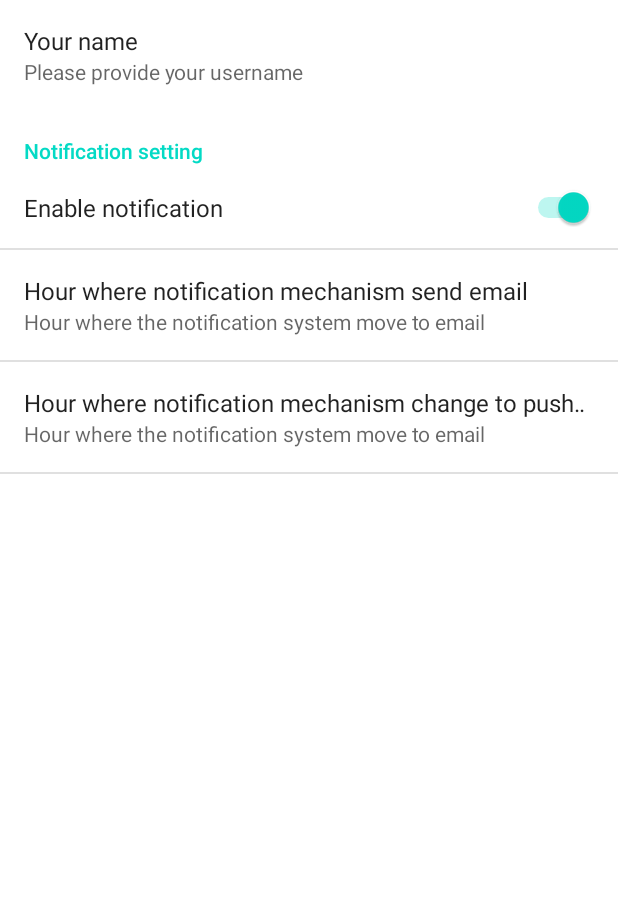
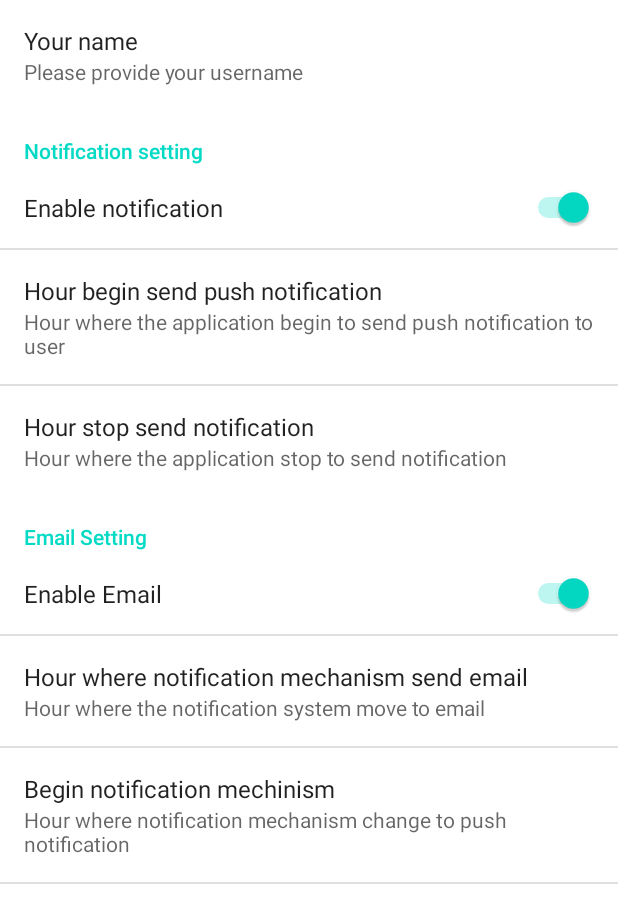
Before and after one commit to Knackie/android, an Android app: the Settings screen opened directly, with no data from a screen before it, on a phone screen of 412 x 824 dp. Shown: the top 923 px of the screen. Run offline under Robolectric (Android 15) with nearby library versions, the phone set to English and light mode, and no system bars.

Commit message:
Add push notification when a movement is detected in the programming hour

```diff
--- a/app/src/main/res/values/strings.xml
+++ b/app/src/main/res/values/strings.xml
@@ -39,4 +39,10 @@
     <string name="channel_description">Notification description</string>
     <string name="notification_title">Light on</string>
     <string name="notification_desc">One or more light as been turn on</string>
+    <string name="pp_notification_begin">Hour begin send push notification</string>
+    <string name="pp_notification_begin_desc">Hour where the application begin to send push notification to user</string>
+    <string name="pp_email_group_title">Email Setting</string>
+    <string name="pp_title_enable_email">Enable Email</string>
+    <string name="pp_notification_end_desc">Hour where the application stop to send notification</string>
+    <string name="pp_notification_end">Hour stop send notification</string>
 </resources>
--- a/app/src/main/res/xml/preferences.xml
+++ b/app/src/main/res/xml/preferences.xml
@@ -8,19 +8,42 @@
 
         <SwitchPreference
             android:defaultValue="true"
-            android:key="switch_preference_1"
+            android:key="notification_switch_enable"
             android:title="@string/pp_title_enable_notification" />
         <EditTextPreference
             android:layout_width="wrap_content"
             android:layout_height="wrap_content"
-            android:key="edit_text_preference_1"
+            android:key="hour_begin_notification"
+            android:summary="@string/pp_notification_begin_desc"
+            android:defaultValue="19:00"
+            android:title="@string/pp_notification_begin" />
+        <EditTextPreference
+            android:layout_width="wrap_content"
+            android:layout_height="wrap_content"
+            android:key="hour_end_notification"
+            android:summary="@string/pp_notification_end_desc"
+            android:defaultValue="23:00"
+            android:title="@string/pp_notification_end" />
+    </PreferenceCategory>
+    <PreferenceCategory android:title="@string/pp_email_group_title">
+
+        <SwitchPreference
+            android:defaultValue="true"
+            android:key="email_switch_enable"
+            android:title="@string/pp_title_enable_email" />
+        <EditTextPreference
+            android:layout_width="wrap_content"
+            android:layout_height="wrap_content"
+            android:key="hour_begin_email"
             android:summary="@string/pp_email_begin_desc"
+            android:defaultValue="19:00"
             android:title="@string/pp_email_begin" />
         <EditTextPreference
             android:layout_width="wrap_content"
             android:layout_height="wrap_content"
-            android:key="edit_text_preference_3"
-            android:summary="@string/pp_email_begin_desc"
-            android:title="@string/pp_email_end_desc" />
+            android:defaultValue="23:00"
+            android:key="hour_end_email"
+            android:summary="@string/pp_email_end_desc"
+            android:title="@string/pp_email_end" />
     </PreferenceCategory>
 </PreferenceScreen>
```
Also changed, not shown: app/src/main/java/com/example/projetamio/config/Parameters.java (+29 -0 lines), app/src/main/java/com/example/projetamio/services/DatareceiverFromServerService.java (+36 -1 lines), 1 other file.
